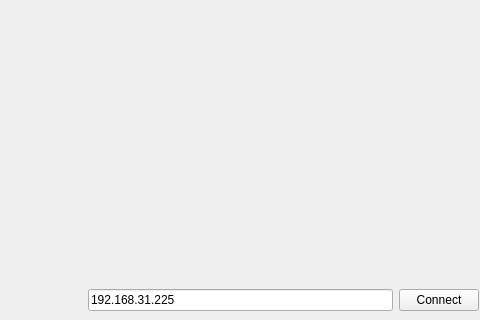
mbober1/RoboVision, file mainwindow.ui: the form before one commit; both pictures show x 226 to 706 and y 280 to 600 of the 800 by 600 pixel window.
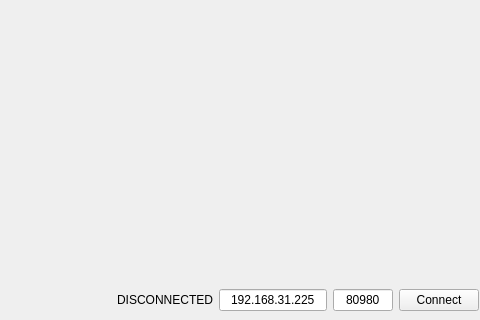
The form after the commit.

```diff
--- a/mainwindow.ui
+++ b/mainwindow.ui
@@ -10,38 +10,78 @@
     <height>600</height>
    </rect>
   </property>
+  <property name="minimumSize">
+   <size>
+    <width>300</width>
+    <height>0</height>
+   </size>
+  </property>
   <property name="windowTitle">
    <string>MainWindow</string>
   </property>
   <widget class="QWidget" name="centralwidget">
    <layout class="QGridLayout" name="gridLayout">
-    <item row="1" column="1">
+    <item row="1" column="2">
      <widget class="QLineEdit" name="lineEditAdress">
+      <property name="sizePolicy">
+       <sizepolicy hsizetype="Preferred" vsizetype="Fixed">
+        <horstretch>0</horstretch>
+        <verstretch>0</verstretch>
+       </sizepolicy>
+      </property>
+      <property name="minimumSize">
+       <size>
+        <width>0</width>
+        <height>0</height>
+       </size>
+      </property>
+      <property name="maximumSize">
+       <size>
+        <width>500</width>
+        <height>16777215</height>
+       </size>
+      </property>
       <property name="text">
        <string>192.168.31.225</string>
       </property>
+      <property name="maxLength">
+       <number>50</number>
+      </property>
+      <property name="alignment">
+       <set>Qt::AlignCenter</set>
+      </property>
      </widget>
     </item>
-    <item row="0" column="1">
-     <spacer name="verticalSpacer">
-      <property name="orientation">
-       <enum>Qt::Vertical</enum>
-      </property>
-      <property name="sizeHint" stdset="0">
-       <size>
-        <width>20</width>
-        <height>40</height>
-       </size>
-      </property>
-     </spacer>
-    </item>
-    <item row="1" column="2">
+    <item row="1" column="4">
      <widget class="QPushButton" name="pushButtonConnect">
       <property name="text">
        <string>Connect</string>
       </property>
      </widget>
     </item>
+    <item row="1" column="5">
+     <widget class="QPushButton" name="pushButtonClose">
+      <property name="text">
+       <string>Close</string>
+      </property>
+     </widget>
+    </item>
+    <item row="1" column="1">
+     <widget class="QLabel" name="labelConnectionStatus">
+      <property name="minimumSize">
+       <size>
+        <width>110</width>
+        <height>0</height>
+       </size>
+      </property>
+      <property name="text">
+       <string>DISCONNECTED</string>
+      </property>
+      <property name="alignment">
+       <set>Qt::AlignRight|Qt::AlignTrailing|Qt::AlignVCenter</set>
+      </property>
+     </widget>
+    </item>
     <item row="1" column="0">
      <spacer name="horizontalSpacer">
       <property name="orientation">
@@ -55,10 +95,56 @@
       </property>
      </spacer>
     </item>
+    <item row="0" column="2">
+     <spacer name="verticalSpacer">
+      <property name="orientation">
+       <enum>Qt::Vertical</enum>
+      </property>
+      <property name="sizeHint" stdset="0">
+       <size>
+        <width>20</width>
+        <height>40</height>
+       </size>
+      </property>
+     </spacer>
+    </item>
     <item row="1" column="3">
-     <widget class="QPushButton" name="pushButtonClose">
+     <widget class="QLineEdit" name="lineEditPort">
+      <property name="enabled">
+       <bool>true</bool>
+      </property>
+      <property name="sizePolicy">
+       <sizepolicy hsizetype="Fixed" vsizetype="Fixed">
+        <horstretch>0</horstretch>
+        <verstretch>0</verstretch>
+       </sizepolicy>
+      </property>
+      <property name="minimumSize">
+       <size>
+        <width>60</width>
+        <height>0</height>
+       </size>
+      </property>
+      <property name="maximumSize">
+       <size>
+        <width>60</width>
+        <height>16777215</height>
+       </size>
+      </property>
       <property name="text">
-       <string>Close</string>
+       <string>80980</string>
+      </property>
+      <property name="maxLength">
+       <number>5</number>
+      </property>
+      <property name="frame">
+       <bool>true</bool>
+      </property>
+      <property name="alignment">
+       <set>Qt::AlignCenter</set>
+      </property>
+      <property name="placeholderText">
+       <string extracomment="PORT"/>
       </property>
      </widget>
     </item>
```
